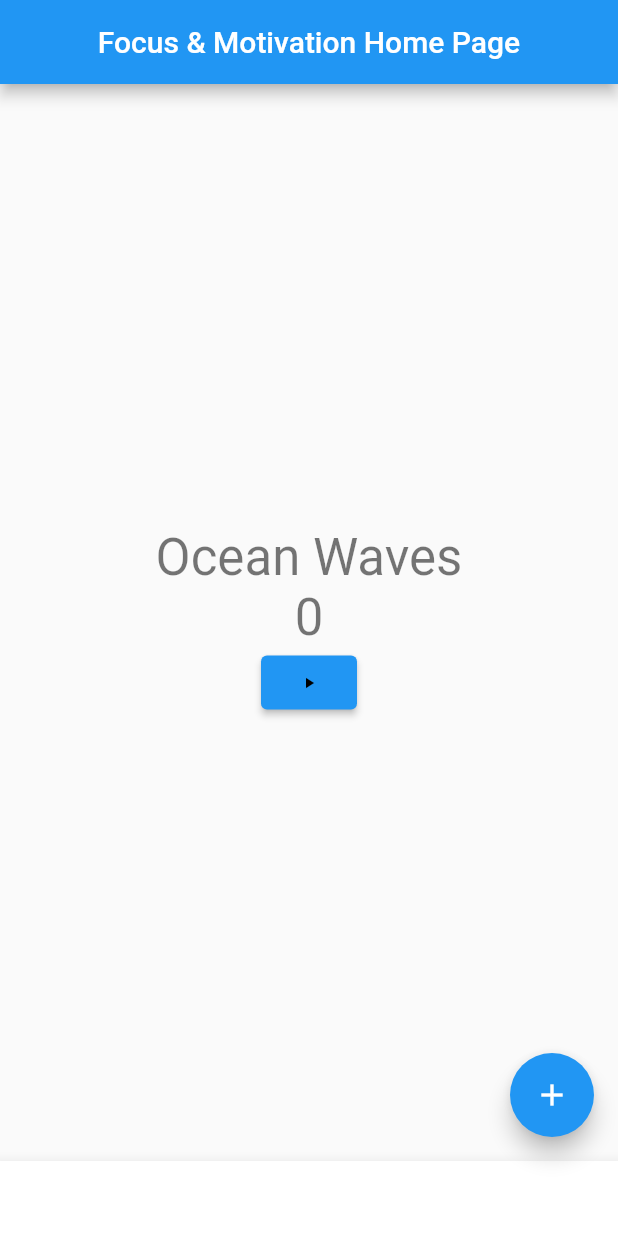
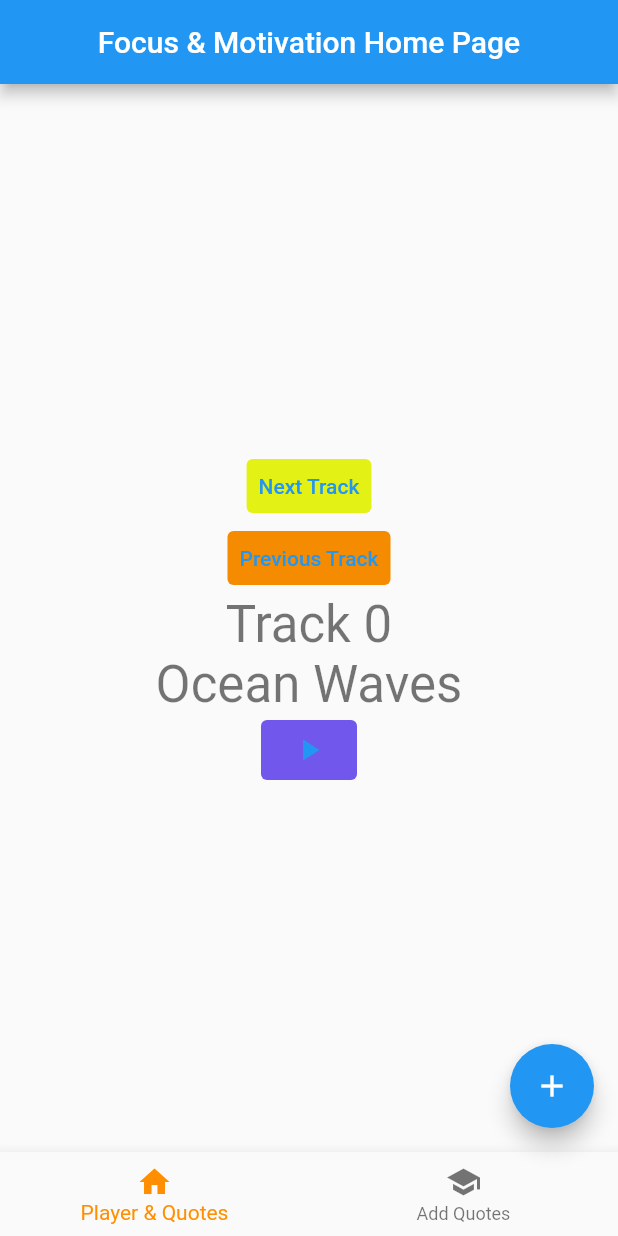
Before and after one commit to adamramasre/CSC190-Focus-App, a Flutter app: the screen it shows after launch, on a phone screen of 412 x 824 dp. Run offline on Flutter 3.47's test engine with Material 2 defaults, Android fonts, the phone set to English and light mode, and no system bars; our stand-ins replace just_audio.

Commit message:
Added the following:
- added next / prev track buttons
- play button icon is now animated based on playing or paused
- added items to the bottom navigation bar (they are not usable yet)

```diff
--- a/lib/main.dart
+++ b/lib/main.dart
@@ -52,6 +52,7 @@ class MyHomePage extends StatefulWidget {
 }
 
 class _MyHomePageState extends State<MyHomePage> {
+  int selectedNavigationBarIndex = 0;
   int trackCount = 3;
   int _counter = 0;
   bool playing = false;
@@ -86,14 +87,42 @@ class _MyHomePageState extends State<MyHomePage> {
         myAudioPlayer = AudioPlayer()..setAsset("assets/audio/ocean-waves.mp3");
         myAudioPlayer.setLoopMode(LoopMode.one);
         msgAudio = "Ocean Waves";
-      }
-      if (_counter == 1) {
+      } else if (_counter == 1) {
         pauseAudio();
         myAudioPlayer = AudioPlayer()..setAsset("assets/audio/nightscapes.mp3");
         myAudioPlayer.setLoopMode(LoopMode.one);
         msgAudio = "Nightscapes";
+      } else if (_counter == 2) {
+        pauseAudio();
+        myAudioPlayer = AudioPlayer()..setAsset("assets/audio/aircraft.mp3");
+        myAudioPlayer.setLoopMode(LoopMode.one);
+        msgAudio = "Aircraft";
       }
-      if (_counter == 2) {
+    });
+  }
+
+  void _decrementCounter() {
+    setState(() {
+      // This call to setState tells the Flutter framework that something has
+      // changed in this State, which causes it to rerun the build method below
+      // so that the display can reflect the updated values. If we changed
+      // _counter without calling setState(), then the build method would not be
+      // called again, and so nothing would appear to happen.
+
+      _counter--;
+      _counter = _counter % trackCount;
+      //keep updating this value based on how many tracks there are
+      if (_counter == 0) {
+        pauseAudio();
+        myAudioPlayer = AudioPlayer()..setAsset("assets/audio/ocean-waves.mp3");
+        myAudioPlayer.setLoopMode(LoopMode.one);
+        msgAudio = "Ocean Waves";
+      } else if (_counter == 1) {
+        pauseAudio();
+        myAudioPlayer = AudioPlayer()..setAsset("assets/audio/nightscapes.mp3");
+        myAudioPlayer.setLoopMode(LoopMode.one);
+        msgAudio = "Nightscapes";
+      } else if (_counter == 2) {
         pauseAudio();
         myAudioPlayer = AudioPlayer()..setAsset("assets/audio/aircraft.mp3");
         myAudioPlayer.setLoopMode(LoopMode.one);
@@ -123,6 +152,12 @@ class _MyHomePageState extends State<MyHomePage> {
       }
     });
     return playing;
+  }
+
+  void selectNavigationBarIndex(int index) {
+    setState(() {
+      selectedNavigationBarIndex = index;
+    });
   }
 
   @override
@@ -160,29 +195,52 @@ class _MyHomePageState extends State<MyHomePage> {
           // horizontal).
           mainAxisAlignment: MainAxisAlignment.center,
           children: <Widget>[
+            TextButton(
+                onPressed: _incrementCounter,
+                style: ButtonStyle(
+                    backgroundColor: MaterialStateProperty.all(
+                        const Color.fromARGB(255, 227, 241, 21))),
+                child: const Text("Next Track")),
+            TextButton(
+                onPressed: _incrementCounter,
+                style: ButtonStyle(
+                    backgroundColor: MaterialStateProperty.all(
+                        const Color.fromARGB(255, 245, 139, 0))),
+                child: const Text("Previous Track")),
+            Text(
+              'Track $_counter',
+              style: Theme.of(context).textTheme.headlineMedium,
+            ),
             Text(
               msgAudio,
               style: Theme.of(context).textTheme.headlineMedium,
             ),
-            Text(
-              '$_counter',
-              style: Theme.of(context).textTheme.headlineMedium,
-            ),
-            ElevatedButton(
+            TextButton(
               onPressed: playButtonAudio,
-              child: const Icon(
-                Icons.play_arrow,
-                color: Colors.black,
-                size: 12.0,
-              ),
+              style: ButtonStyle(
+                  backgroundColor: MaterialStateProperty.all(
+                      const Color.fromARGB(255, 114, 87, 236))),
+              child: playing == true
+                  ? const Icon(Icons.pause)
+                  : const Icon(Icons.play_arrow),
             ),
           ],
         ),
       ),
-      bottomNavigationBar: BottomAppBar(
-        child: Container(
-          height: 50.0,
-        ),
+      bottomNavigationBar: BottomNavigationBar(
+        items: const <BottomNavigationBarItem>[
+          BottomNavigationBarItem(
+            icon: Icon(Icons.home),
+            label: 'Player & Quotes',
+          ),
+          BottomNavigationBarItem(
+            icon: Icon(Icons.school),
+            label: 'Add Quotes',
+          ),
+        ],
+        currentIndex: selectedNavigationBarIndex,
+        selectedItemColor: Colors.amber[800],
+        onTap: selectNavigationBarIndex,
       ),
       floatingActionButton: FloatingActionButton(
         onPressed: _incrementCounter,
@@ -192,3 +250,20 @@ class _MyHomePageState extends State<MyHomePage> {
     );
   }
 }
+
+
+/* To-Do
+
+- implement a countdown timer that auto pauses the music whenever it is done
+- change the background based on the track playing
+- implement a drop down menu that allows you to see all tracks and select one
+- make a bank of quotes, and display one at random at the top of the page
+- use the increment button to create a dialogue to add more quotes,
+        or
+    use the bottom nav bar to make a text box to add quotes
+- change the color of the text and icons from blue to black or any other suitable color
+
+
+
+
+*/
```
